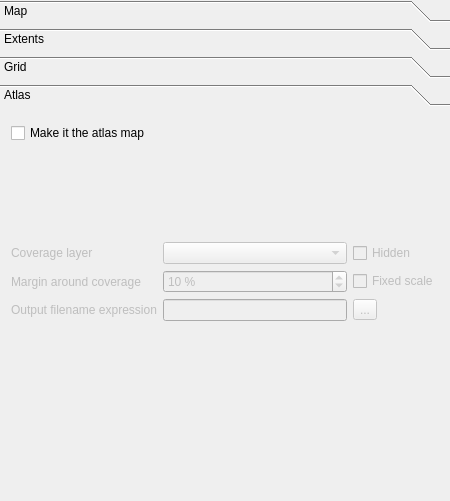
Old version of the form src/ui/qgscomposermapwidgetbase.ui in the repository carsmie/QGIS.
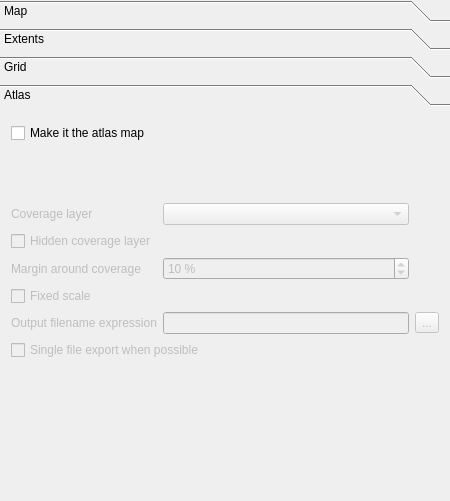
New version of the form. Custom widgets are drawn as their Qt base class.

Commit message: Add support for Atlas export to SVG and multipage PDF

Diff of the .ui file:
```diff
--- a/src/ui/qgscomposermapwidgetbase.ui
+++ b/src/ui/qgscomposermapwidgetbase.ui
@@ -854,49 +854,32 @@
            <number>0</number>
           </property>
           <item>
-           <layout class="QGridLayout" name="gridLayout_7" rowstretch="0,0,0,0,0" columnstretch="0,0,0">
-            <item row="2" column="0">
+           <layout class="QGridLayout" name="gridLayout_7" rowstretch="0,0,0,0,0,0,0,0,0" columnstretch="0,0,0">
+            <item row="1" column="0" colspan="2">
+             <widget class="QCheckBox" name="mAtlasHideCoverageCheckBox">
+              <property name="toolTip">
+               <string>Hide the coverage layer when generating the output</string>
+              </property>
+              <property name="text">
+               <string>Hidden coverage layer</string>
+              </property>
+             </widget>
+            </item>
+            <item row="3" column="0">
              <widget class="QLabel" name="label">
               <property name="text">
                <string>Margin around coverage</string>
               </property>
              </widget>
             </item>
-            <item row="4" column="0">
+            <item row="6" column="0">
              <widget class="QLabel" name="label_5">
               <property name="text">
                <string>Output filename expression</string>
               </property>
              </widget>
             </item>
-            <item row="4" column="1">
-             <widget class="QLineEdit" name="mAtlasFilenamePatternEdit"/>
-            </item>
-            <item row="0" column="0">
-             <widget class="QLabel" name="label_6">
-              <property name="text">
-               <string>Coverage layer</string>
-              </property>
-             </widget>
-            </item>
-            <item row="0" column="1">
-             <widget class="QComboBox" name="mAtlasCoverageLayerComboBox">
-              <property name="contextMenuPolicy">
-               <enum>Qt::NoContextMenu</enum>
-              </property>
-             </widget>
-            </item>
-            <item row="0" column="2">
-             <widget class="QCheckBox" name="mAtlasHideCoverageCheckBox">
-              <property name="toolTip">
-               <string>Hide the coverage layer when generating the output</string>
-              </property>
-              <property name="text">
-               <string>Hidden</string>
-              </property>
-             </widget>
-            </item>
-            <item row="2" column="1">
+            <item row="3" column="1">
              <widget class="QSpinBox" name="mAtlasMarginSpinBox">
               <property name="suffix">
                <string> %</string>
@@ -909,20 +892,44 @@
               </property>
              </widget>
             </item>
-            <item row="2" column="2">
-             <widget class="QCheckBox" name="mAtlasFixedScaleCheckBox">
-              <property name="text">
-               <string>Fixed scale</string>
-              </property>
-             </widget>
-            </item>
-            <item row="4" column="2">
+            <item row="6" column="2">
              <widget class="QToolButton" name="mAtlasFilenameExpressionButton">
               <property name="text">
                <string>...</string>
               </property>
              </widget>
             </item>
+            <item row="6" column="1">
+             <widget class="QLineEdit" name="mAtlasFilenamePatternEdit"/>
+            </item>
+            <item row="0" column="0">
+             <widget class="QLabel" name="label_6">
+              <property name="text">
+               <string>Coverage layer</string>
+              </property>
+             </widget>
+            </item>
+            <item row="0" column="1">
+             <widget class="QComboBox" name="mAtlasCoverageLayerComboBox">
+              <property name="contextMenuPolicy">
+               <enum>Qt::NoContextMenu</enum>
+              </property>
+             </widget>
+            </item>
+            <item row="4" column="0" colspan="2">
+             <widget class="QCheckBox" name="mAtlasFixedScaleCheckBox">
+              <property name="text">
+               <string>Fixed scale</string>
+              </property>
+             </widget>
+            </item>
+            <item row="7" column="0" colspan="2">
+             <widget class="QCheckBox" name="mAtlasSingleFileCheckBox">
+              <property name="text">
+               <string>Single file export when possible</string>
+              </property>
+             </widget>
+            </item>
            </layout>
           </item>
          </layout>
```
Left out of the diff: 10 changed lines with no effect on the pictures. The commit also changes 10 other files.
